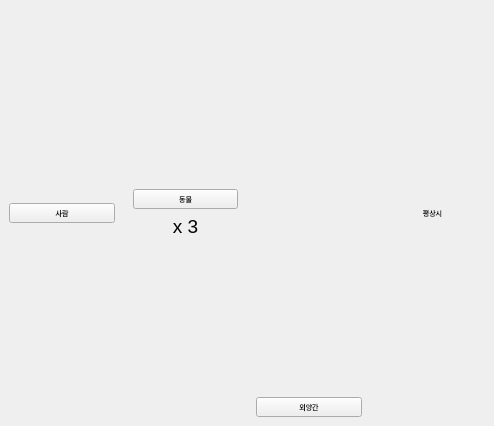
This is Agricola_Front/PersonalField/field_base.ui in kimmoney/Agricola as Qt 5 draws it before an edit. The edited form follows.
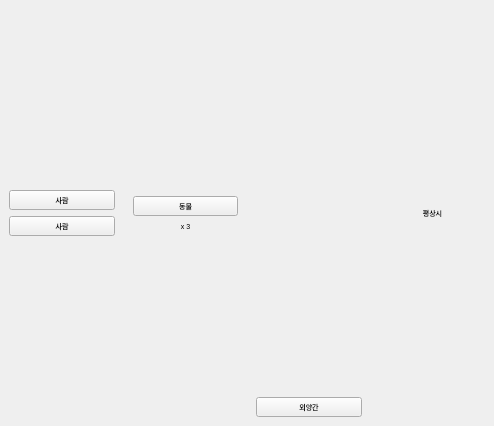
This is the edited form. Icons and pictures are not drawn.

Patch:
```diff
--- a/Agricola_Front/PersonalField/field_base.ui
+++ b/Agricola_Front/PersonalField/field_base.ui
@@ -164,6 +164,19 @@
            </property>
           </widget>
          </item>
+         <item>
+          <widget class="QPushButton" name="pushButton_3">
+           <property name="sizePolicy">
+            <sizepolicy hsizetype="Minimum" vsizetype="Minimum">
+             <horstretch>0</horstretch>
+             <verstretch>0</verstretch>
+            </sizepolicy>
+           </property>
+           <property name="text">
+            <string>사람</string>
+           </property>
+          </widget>
+         </item>
          <item>
           <spacer name="verticalSpacer_2">
            <property name="sizePolicy">
@@ -272,36 +285,13 @@
           </widget>
          </item>
          <item>
-          <widget class="QLabel" name="label">
-           <property name="sizePolicy">
-            <sizepolicy hsizetype="Preferred" vsizetype="Preferred">
-             <horstretch>0</horstretch>
-             <verstretch>0</verstretch>
-            </sizepolicy>
-           </property>
-           <property name="minimumSize">
-            <size>
-             <width>0</width>
-             <height>0</height>
-            </size>
-           </property>
-           <property name="font">
-            <font>
-             <pointsize>14</pointsize>
-             <weight>50</weight>
-             <italic>false</italic>
-             <bold>false</bold>
-            </font>
-           </property>
+          <widget class="QPushButton" name="btn_field_unitcount">
            <property name="styleSheet">
-            <string notr="true"/>
+            <string notr="true">border: none;</string>
            </property>
            <property name="text">
             <string>x 3</string>
            </property>
-           <property name="alignment">
-            <set>Qt::AlignCenter</set>
-           </property>
           </widget>
          </item>
          <item>
```
Left out of the diff: 8 changed lines with no effect on the pictures.
